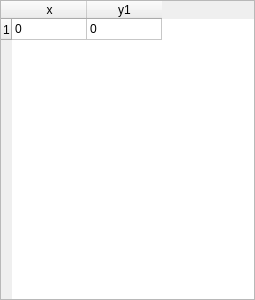
Qt form simModules/src/wcursorinfo.ui (koalakoker/gSim) before a commit.
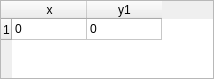
The same form after that commit. Custom widgets are drawn as their Qt base class.

```diff
--- a/simModules/src/wcursorinfo.ui
+++ b/simModules/src/wcursorinfo.ui
@@ -6,10 +6,16 @@
    <rect>
     <x>0</x>
     <y>0</y>
-    <width>255</width>
-    <height>300</height>
+    <width>214</width>
+    <height>79</height>
    </rect>
   </property>
+  <property name="sizePolicy">
+   <sizepolicy hsizetype="Preferred" vsizetype="Preferred">
+    <horstretch>0</horstretch>
+    <verstretch>0</verstretch>
+   </sizepolicy>
+  </property>
   <property name="windowTitle">
    <string>Cursor Info</string>
   </property>
@@ -77,6 +83,13 @@
    </item>
   </layout>
  </widget>
+ <customwidgets>
+  <customwidget>
+   <class>WTable</class>
+   <extends>QTableWidget</extends>
+   <header location="global">wtable.h</header>
+  </customwidget>
+ </customwidgets>
  <resources/>
  <connections/>
 </ui>
```
Left out of the diff: 2 changed lines with no effect on the pictures.
